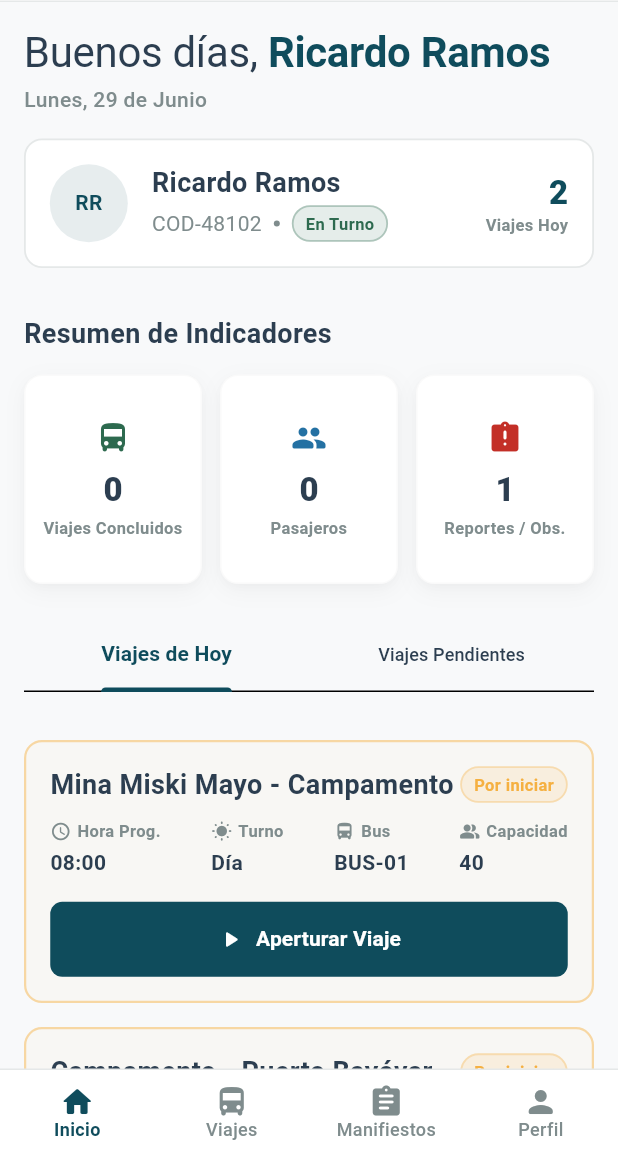
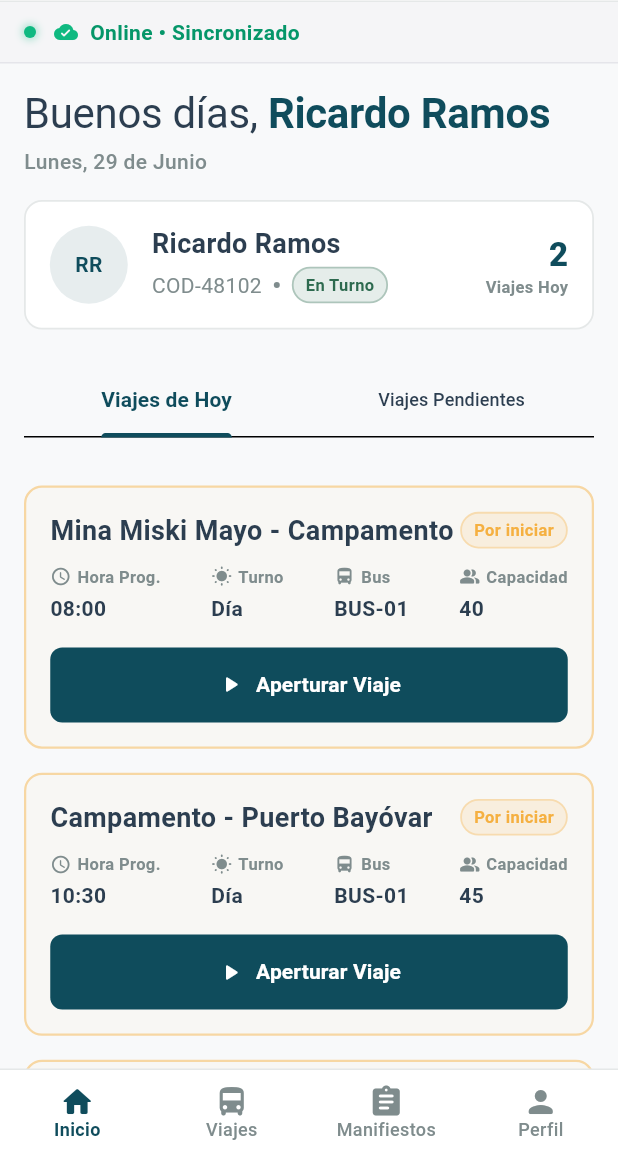
Before and after one commit to rcardoramos/mining-transport-app, a Flutter app: the HomeView screen opened by its route, on a phone screen of 412 x 824 dp, the part 82-1236 px from its top. Run offline on Flutter 3.47's test engine with Material 3 defaults, Android fonts, the phone set to English and light mode, and no system bars; our stand-ins replace connectivity_plus, dio, drift, flutter_riverpod, flutter_secure_storage, freezed_annotation and 3 more; accounts and stored records are empty; generated files the repository leaves out were written again.

Commit message:
feat: add topbar connectivity status banner and sync queue logic

```diff
--- /dev/null
+++ b/lib/core/utils/date_formatter.dart
@@ -0,0 +1,39 @@
+/// Utility for formatting dates and times in Peru Time (UTC-5).
+class PeruDateFormatter {
+  PeruDateFormatter._();
+
+  /// Converts any [DateTime] to Peru Time (UTC-5) as a UTC DateTime.
+  static DateTime toPeruTime(DateTime dateTime) {
+    return dateTime.toUtc().subtract(const Duration(hours: 5));
+  }
+
+  /// Formats time as HH:mm in Peru Time.
+  static String formatTime(DateTime? dateTime) {
+    if (dateTime == null) return '--:--';
+    final peruTime = toPeruTime(dateTime);
+    final hour = peruTime.hour.toString().padLeft(2, '0');
+    final minute = peruTime.minute.toString().padLeft(2, '0');
+    return '$hour:$minute';
+  }
+
+  /// Formats time as HH:mm AM/PM in Peru Time.
+  static String formatTime12(DateTime? dateTime) {
+    if (dateTime == null) return '--:--';
+    final peruTime = toPeruTime(dateTime);
+    final hour24 = peruTime.hour;
+    final hour12 = hour24 % 12 == 0 ? 12 : hour24 % 12;
+    final amPm = hour24 >= 12 ? 'PM' : 'AM';
+    final minute = peruTime.minute.toString().padLeft(2, '0');
+    return '${hour12.toString().padLeft(2, '0')}:$minute $amPm';
+  }
+
+  /// Formats date as DD/MM/YYYY in Peru Time.
+  static String formatDate(DateTime? dateTime) {
+    if (dateTime == null) return '--/--/----';
+    final peruTime = toPeruTime(dateTime);
+    final day = peruTime.day.toString().padLeft(2, '0');
+    final month = peruTime.month.toString().padLeft(2, '0');
+    final year = peruTime.year.toString();
+    return '$day/$month/$year';
+  }
+}
--- a/lib/features/home/presentation/pages/home_view.dart
+++ b/lib/features/home/presentation/pages/home_view.dart
@@ -3,6 +3,8 @@ import 'package:flutter_riverpod/flutter_riverpod.dart';
 import 'package:go_router/go_router.dart';
 import 'package:mining_transport_app/features/auth/presentation/viewmodels/login_viewmodel.dart';
 import 'package:mining_transport_app/shared/design_system/design_system.dart';
+import 'package:mining_transport_app/core/utils/date_formatter.dart';
+import '../widgets/connectivity_bar.dart';
 import '../viewmodels/home_dashboard_viewmodel.dart';
 import '../widgets/greeting_header.dart';
 import '../widgets/driver_profile_card.dart';
@@ -52,10 +54,7 @@ class _HomeViewState extends ConsumerState<HomeView> with SingleTickerProviderSt
   }
 
   String _formatTime(DateTime? dateTime) {
-    if (dateTime == null) return '--:--';
-    final hour = dateTime.hour.toString().padLeft(2, '0');
-    final minute = dateTime.minute.toString().padLeft(2, '0');
-    return '$hour:$minute';
+    return PeruDateFormatter.formatTime(dateTime);
   }
 
   @override
@@ -86,7 +85,11 @@ class _HomeViewState extends ConsumerState<HomeView> with SingleTickerProviderSt
             ),
         ],
       ),
-      body: RefreshIndicator(
+      body: Column(
+        children: [
+          const ConnectivityBar(),
+          Expanded(
+            child: RefreshIndicator(
               onRefresh: () => ref.read(homeDashboardViewModelProvider.notifier).refreshDashboard(),
               child: Builder(
                 builder: (context) {
@@ -114,6 +117,9 @@ class _HomeViewState extends ConsumerState<HomeView> with SingleTickerProviderSt
                   return _buildActiveTab(data);
                 },
               ),
+            ),
+          ),
+        ],
       ),
       bottomNavigationBar: DesignBottomNavigation(
         currentIndex: _currentNavigationIndex,
@@ -175,8 +181,6 @@ class _HomeViewState extends ConsumerState<HomeView> with SingleTickerProviderSt
                 DesignSpacing.spacerV16,
                 DriverProfileCard(driver: data.driver),
                 DesignSpacing.spacerV24,
-                DashboardStatsSection(summary: data.summary),
-                DesignSpacing.spacerV24,
                 TabBar(
                   controller: _tabController,
                   labelStyle: DesignTypography.labelLarge.copyWith(fontWeight: FontWeight.bold),
@@ -194,8 +198,8 @@ class _HomeViewState extends ConsumerState<HomeView> with SingleTickerProviderSt
       body: TabBarView(
         controller: _tabController,
         children: [
-          _buildTripList(data.todayTrips, 'No tienes viajes programados para hoy', hasActiveTrip),
-          _buildTripList(data.pendingTrips, 'No tienes viajes pendientes programados', hasActiveTrip),
+          _buildTripList(data.todayTrips, 'No tienes viajes programados para hoy', hasActiveTrip, data.summary),
+          _buildTripList(data.pendingTrips, 'No tienes viajes pendientes programados', hasActiveTrip, data.summary),
         ],
       ),
     );
@@ -411,22 +415,21 @@ class _HomeViewState extends ConsumerState<HomeView> with SingleTickerProviderSt
     );
   }
 
-  Widget _buildTripList(List<dynamic> trips, String emptyText, bool hasActiveTrip) {
-    if (trips.isEmpty) {
-      return DesignEmptyState(
+  Widget _buildTripList(List<dynamic> trips, String emptyText, bool hasActiveTrip, dynamic summary) {
+    return ListView(
+      padding: DesignSpacing.allM,
+      children: [
+        if (trips.isEmpty) ...[
+          DesignEmptyState(
             title: 'Lista Vacía',
             description: emptyText,
             icon: Icons.calendar_today_rounded,
-      );
-    }
-
-    return ListView.separated(
-      padding: DesignSpacing.allM,
-      itemCount: trips.length,
-      separatorBuilder: (context, index) => DesignSpacing.spacerV16,
-      itemBuilder: (context, index) {
-        final trip = trips[index];
-        return TripItemCard(
+          ),
+        ] else ...[
+          ...trips.map((trip) {
+            return Padding(
+              padding: const EdgeInsets.only(bottom: 16),
+              child: TripItemCard(
                 trip: trip,
                 isAperturarDisabled: hasActiveTrip && trip.status != TripStatus.inProgress,
                 onStatusChanged: (newStatus) {
@@ -434,8 +437,13 @@ class _HomeViewState extends ConsumerState<HomeView> with SingleTickerProviderSt
                 },
                 onContinuarEmbarque: () => _showEmbarqueSimulator(trip),
                 onVerResumen: () => _showResumenDialog(trip),
+              ),
             );
-      },
+          }),
+        ],
+        DesignSpacing.spacerV24,
+        DashboardStatsSection(summary: summary),
+      ],
     );
   }
 
--- /dev/null
+++ b/lib/features/home/presentation/widgets/connectivity_bar.dart
@@ -0,0 +1,167 @@
+import 'package:flutter/material.dart';
+import 'package:flutter_riverpod/flutter_riverpod.dart';
+import 'package:mining_transport_app/core/utils/sync_provider.dart';
+import 'package:mining_transport_app/shared/design_system/design_system.dart';
+
+/// Barra de estado de conectividad con soporte para sincronización local.
+class ConnectivityBar extends ConsumerWidget {
+  const ConnectivityBar({super.key});
+
+  @override
+  Widget build(BuildContext context, WidgetRef ref) {
+    final syncState = ref.watch(syncProvider);
+    final isDark = Theme.of(context).brightness == Brightness.dark;
+
+    // Colores basados en el estado de conexión
+    final bgColor = isDark
+        ? const Color(0xFF1E1E24)
+        : const Color(0xFFF5F5F7);
+
+    final textColor = syncState.isOnline
+        ? (isDark ? const Color(0xFF34D399) : const Color(0xFF059669))
+        : (isDark ? const Color(0xFFFBBF24) : const Color(0xFFD97706));
+
+    final iconColor = syncState.isOnline
+        ? (isDark ? const Color(0xFF10B981) : const Color(0xFF10B981))
+        : (isDark ? const Color(0xFFEF4444) : const Color(0xFFEF4444));
+
+    final dotColor = syncState.isOnline
+        ? const Color(0xFF10B981)
+        : const Color(0xFFF59E0B);
+
+    return Container(
+      width: double.infinity,
+      padding: const EdgeInsets.symmetric(horizontal: 16, vertical: 10),
+      decoration: BoxDecoration(
+        color: bgColor,
+        border: Border(
+          bottom: BorderSide(
+            color: isDark ? const Color(0xFF2D2D35) : const Color(0xFFE5E5EA),
+            width: 1,
+          ),
+        ),
+      ),
+      child: Row(
+        children: [
+          // Dot indicador animado / resplandeciente
+          Container(
+            width: 8,
+            height: 8,
+            decoration: BoxDecoration(
+              color: dotColor,
+              shape: BoxShape.circle,
+              boxShadow: [
+                BoxShadow(
+                  color: dotColor.withOpacity(0.4),
+                  blurRadius: 4,
+                  spreadRadius: 1,
+                ),
+              ],
+            ),
+          ),
+          DesignSpacing.spacerH12,
+
+          // Icono nube online/offline
+          Icon(
+            syncState.isOnline ? Icons.cloud_done_rounded : Icons.cloud_off_rounded,
+            color: iconColor,
+            size: 16,
+          ),
+          DesignSpacing.spacerH8,
+
+          // Texto interactivo de estado de conexión
+          GestureDetector(
+            onTap: () {
+              ref.read(syncProvider.notifier).toggleConnectionManual();
+              DesignSnackbar.showSuccess(
+                context,
+                'Modo alternado a: ${ref.read(syncProvider).isOnline ? "Online" : "Offline"}',
+              );
+            },
+            child: Text(
+              syncState.isOnline ? 'Online • Sincronizado' : 'Offline • Datos locales',
+              style: DesignTypography.bodyMedium.copyWith(
+                color: textColor,
+                fontWeight: FontWeight.bold,
+              ),
+            ),
+          ),
+
+          const Spacer(),
+
+          // Sección de botón de pendientes
+          if (syncState.pendingSyncCount > 0)
+            InkWell(
+              onTap: syncState.isSyncing
+                  ? null
+                  : () async {
+                      if (!syncState.isOnline) {
+                        DesignSnackbar.showWarning(
+                          context,
+                          'No hay conexión para realizar la sincronización.',
+                        );
+                        return;
+                      }
+
+                      await ref.read(syncProvider.notifier).syncLocalData();
+                      if (context.mounted) {
+                        DesignSnackbar.showSuccess(
+                          context,
+                          'Sincronización completada con éxito.',
+                        );
+                      }
+                    },
+              borderRadius: BorderRadius.circular(20),
+              child: Container(
+                padding: const EdgeInsets.symmetric(horizontal: 12, vertical: 5),
+                decoration: BoxDecoration(
+                  color: syncState.isOnline
+                      ? (isDark ? const Color(0xFF1E3A8A).withOpacity(0.2) : const Color(0xFFDBEAFE))
+                      : (isDark ? const Color(0xFF451A03).withOpacity(0.2) : const Color(0xFFFFEDD5)),
+                  borderRadius: BorderRadius.circular(20),
+                  border: Border.all(
+                    color: syncState.isOnline
+                        ? const Color(0xFF3B82F6)
+                        : const Color(0xFFF59E0B),
+                    width: 1,
+                  ),
+                ),
+                child: Row(
+                  mainAxisSize: MainAxisSize.min,
+                  children: [
+                    if (syncState.isSyncing)
+                      const SizedBox(
+                        width: 12,
+                        height: 12,
+                        child: CircularProgressIndicator(
+                          strokeWidth: 2,
+                          valueColor: AlwaysStoppedAnimation<Color>(Color(0xFF3B82F6)),
+                        ),
+                      )
+                    else
+                      Icon(
+                        Icons.sync_rounded,
+                        size: 14,
+                        color: syncState.isOnline
+                            ? const Color(0xFF60A5FA)
+                            : const Color(0xFFF59E0B),
+                      ),
+                    DesignSpacing.spacerH8,
+                    Text(
+                      '${syncState.pendingSyncCount} pend.',
+                      style: DesignTypography.labelMedium.copyWith(
+                        fontWeight: FontWeight.bold,
+                        color: syncState.isOnline
+                            ? const Color(0xFF60A5FA)
+                            : const Color(0xFFF59E0B),
+                      ),
+                    ),
+                  ],
+                ),
+              ),
+            ),
+        ],
+      ),
+    );
+  }
+}
--- a/lib/features/home/presentation/widgets/greeting_header.dart
+++ b/lib/features/home/presentation/widgets/greeting_header.dart
@@ -1,5 +1,6 @@
 import 'package:flutter/material.dart';
 import 'package:mining_transport_app/shared/design_system/design_system.dart';
+import 'package:mining_transport_app/core/utils/date_formatter.dart';
 
 /// Cabecera con saludo dinámico y fecha actual formateada en español.
 class GreetingHeader extends StatelessWidget {
@@ -11,14 +12,15 @@ class GreetingHeader extends StatelessWidget {
   });
 
   String _getGreeting() {
-    final hour = DateTime.now().hour;
+    final nowPeru = PeruDateFormatter.toPeruTime(DateTime.now());
+    final hour = nowPeru.hour;
     if (hour < 12) return 'Buenos días';
     if (hour < 19) return 'Buenas tardes';
     return 'Buenas noches';
   }
 
   String _formatSpanishDate() {
-    final now = DateTime.now();
+    final now = PeruDateFormatter.toPeruTime(DateTime.now());
     final weekdays = ['Lunes', 'Martes', 'Miércoles', 'Jueves', 'Viernes', 'Sábado', 'Domingo'];
     final months = [
       'Enero', 'Febrero', 'Marzo', 'Abril', 'Mayo', 'Junio',
--- a/lib/features/home/presentation/widgets/trip_item_card.dart
+++ b/lib/features/home/presentation/widgets/trip_item_card.dart
@@ -1,5 +1,6 @@
 import 'package:flutter/material.dart';
 import 'package:mining_transport_app/shared/design_system/design_system.dart';
+import 'package:mining_transport_app/core/utils/date_formatter.dart';
 import '../../domain/entities/trip_entity.dart';
 
 /// Tarjeta de viaje detallada que muestra rutas, horas, turnos, buses y ocupación
@@ -21,10 +22,7 @@ class TripItemCard extends StatelessWidget {
   });
 
   String _formatTime(DateTime? dateTime) {
-    if (dateTime == null) return '--:--';
-    final hour = dateTime.hour.toString().padLeft(2, '0');
-    final minute = dateTime.minute.toString().padLeft(2, '0');
-    return '$hour:$minute';
+    return PeruDateFormatter.formatTime(dateTime);
   }
 
   Color _getStatusColor(TripStatus status, DesignThemeExtension colors) {
```
Also changed, not shown: lib/core/utils/sync_provider.dart (added, +94 -0 lines), lib/features/home/data/datasources/mock_home_dashboard_remote_data_source.dart (+12 -11 lines), lib/features/home/presentation/pages/boarding_view.dart (+12 -6 lines), lib/features/home/presentation/pages/manifest_detail_view.dart (+4 -15 lines), lib/features/home/presentation/viewmodels/home_dashboard_viewmodel.dart (+18 -1 lines). Lines whose indentation alone changed are shown as unchanged.
